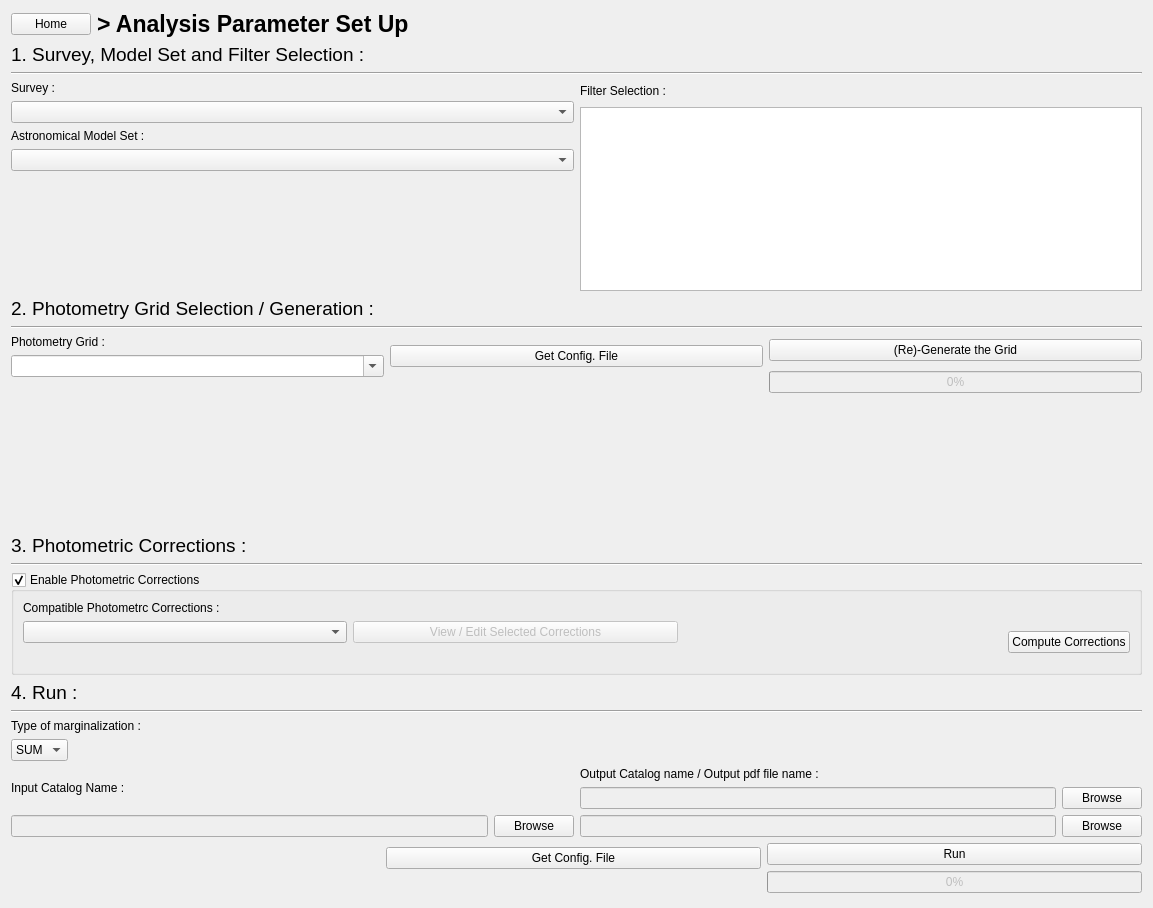
astrorama/Phosphoros, file PhzQtUI/auxdir/PhzQtUI/FormAnalysis.ui: the form before one commit.
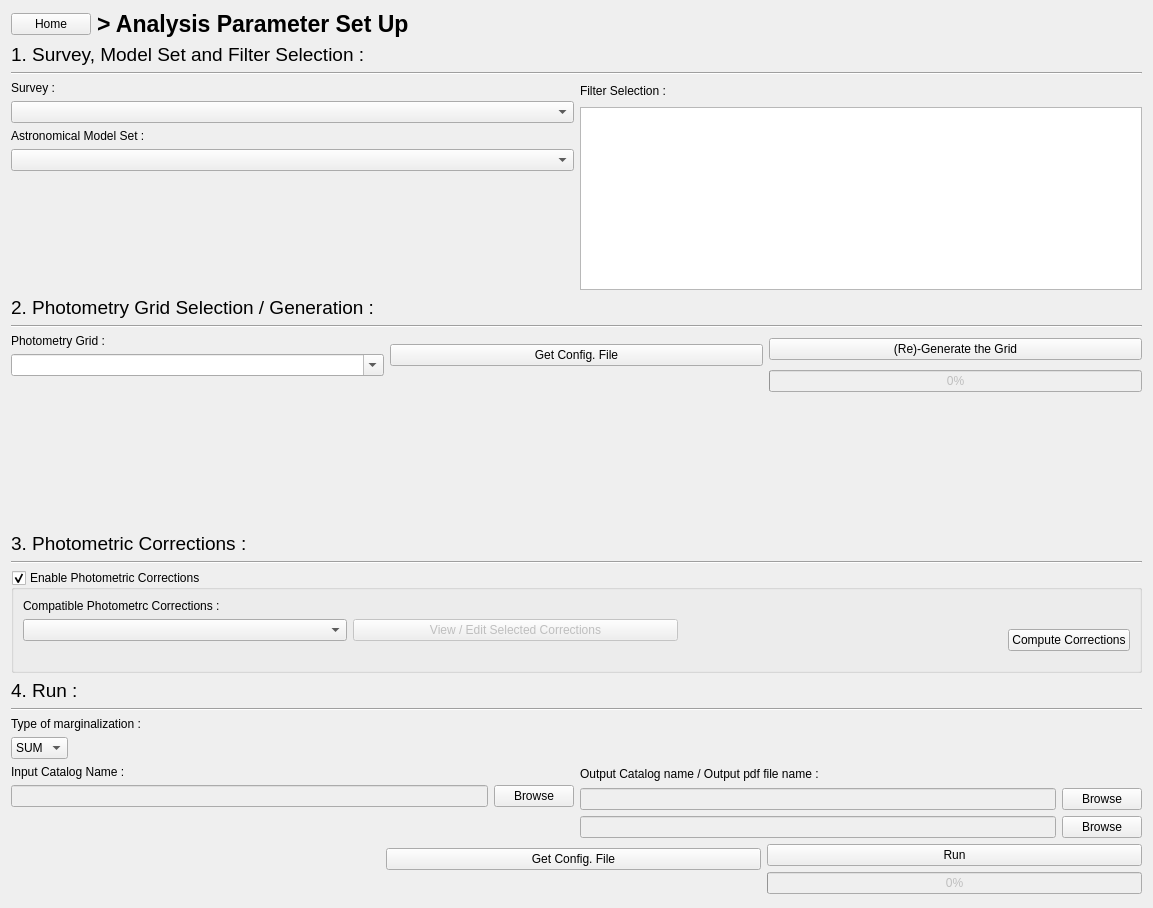
The form after the commit.

```diff
--- a/PhzQtUI/auxdir/PhzQtUI/FormAnalysis.ui
+++ b/PhzQtUI/auxdir/PhzQtUI/FormAnalysis.ui
@@ -498,6 +498,19 @@
          </item>
         </layout>
        </item>
+       <item>
+        <spacer name="verticalSpacer">
+         <property name="orientation">
+          <enum>Qt::Vertical</enum>
+         </property>
+         <property name="sizeHint" stdset="0">
+          <size>
+           <width>20</width>
+           <height>40</height>
+          </size>
+         </property>
+        </spacer>
+       </item>
       </layout>
      </item>
      <item>
```
